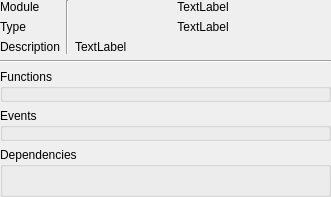
Before: the Qt Designer form widgets/modules/infoWidget.ui in zpp0/wsnsim-preprocessor, drawn with Qt 5.
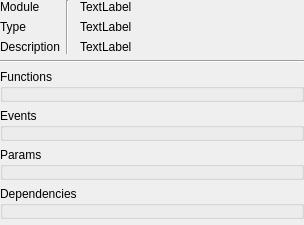
After: the same form once the commit is applied.

Commit message: new compact infoWidget

What changed in the file:
```diff
--- a/widgets/modules/infoWidget.ui
+++ b/widgets/modules/infoWidget.ui
@@ -6,8 +6,8 @@
    <rect>
     <x>0</x>
     <y>0</y>
-    <width>331</width>
-    <height>197</height>
+    <width>304</width>
+    <height>225</height>
    </rect>
   </property>
   <property name="windowTitle">
@@ -23,7 +23,29 @@
    <property name="margin">
     <number>0</number>
    </property>
-   <item row="5" column="0" colspan="2">
+   <item row="2" column="0" colspan="2">
+    <widget class="Line" name="line">
+     <property name="orientation">
+      <enum>Qt::Horizontal</enum>
+     </property>
+    </widget>
+   </item>
+   <item row="6" column="0" colspan="2">
+    <widget class="QGroupBox" name="g_params">
+     <property name="title">
+      <string>Params</string>
+     </property>
+     <layout class="QGridLayout" name="gridLayout_6">
+      <property name="margin">
+       <number>5</number>
+      </property>
+      <item row="2" column="0">
+       <layout class="QGridLayout" name="params"/>
+      </item>
+     </layout>
+    </widget>
+   </item>
+   <item row="4" column="0" colspan="2">
     <widget class="QGroupBox" name="g_functions">
      <property name="title">
       <string>Functions</string>
@@ -32,33 +54,13 @@
       <property name="margin">
        <number>5</number>
       </property>
-      <item row="0" column="0">
+      <item row="1" column="0">
        <layout class="QGridLayout" name="functions"/>
       </item>
-      <item row="1" column="0">
-       <spacer name="verticalSpacer_2">
-        <property name="orientation">
-         <enum>Qt::Vertical</enum>
-        </property>
-        <property name="sizeHint" stdset="0">
-         <size>
-          <width>20</width>
-          <height>40</height>
-         </size>
-        </property>
-       </spacer>
-      </item>
      </layout>
     </widget>
    </item>
-   <item row="3" column="0" colspan="2">
-    <widget class="Line" name="line">
-     <property name="orientation">
-      <enum>Qt::Horizontal</enum>
-     </property>
-    </widget>
-   </item>
-   <item row="6" column="0" colspan="2">
+   <item row="5" column="0" colspan="2">
     <widget class="QGroupBox" name="g_events">
      <property name="title">
       <string>Events</string>
@@ -70,65 +72,24 @@
       <item row="0" column="0">
        <layout class="QGridLayout" name="events"/>
       </item>
-      <item row="1" column="0">
-       <spacer name="verticalSpacer_3">
-        <property name="orientation">
-         <enum>Qt::Vertical</enum>
-        </property>
-        <property name="sizeHint" stdset="0">
-         <size>
-          <width>20</width>
-          <height>40</height>
-         </size>
-        </property>
-       </spacer>
-      </item>
      </layout>
     </widget>
    </item>
-   <item row="7" column="0" colspan="2">
-    <widget class="QGroupBox" name="g_dependencies">
-     <property name="title">
-      <string>Dependencies</string>
+   <item row="9" column="0">
+    <spacer name="verticalSpacer">
+     <property name="orientation">
+      <enum>Qt::Vertical</enum>
      </property>
-     <layout class="QGridLayout" name="gridLayout_2">
-      <property name="margin">
-       <number>5</number>
-      </property>
-      <item row="2" column="0">
-       <spacer name="verticalSpacer">
-        <property name="orientation">
-         <enum>Qt::Vertical</enum>
-        </property>
-        <property name="sizeHint" stdset="0">
-         <size>
-          <width>20</width>
-          <height>40</height>
-         </size>
-        </property>
-       </spacer>
-      </item>
-      <item row="0" column="0">
-       <layout class="QGridLayout" name="dependencies"/>
-      </item>
-      <item row="1" column="0">
-       <spacer name="verticalSpacer_4">
-        <property name="orientation">
-         <enum>Qt::Vertical</enum>
-        </property>
-        <property name="sizeHint" stdset="0">
-         <size>
-          <width>20</width>
-          <height>40</height>
-         </size>
-        </property>
-       </spacer>
-      </item>
-     </layout>
-    </widget>
+     <property name="sizeHint" stdset="0">
+      <size>
+       <width>20</width>
+       <height>40</height>
+      </size>
+     </property>
+    </spacer>
    </item>
-   <item row="2" column="0" colspan="2">
-    <layout class="QGridLayout" name="gridLayout_5">
+   <item row="0" column="0" colspan="2">
+    <layout class="QGridLayout" name="information">
      <item row="2" column="0">
       <widget class="QLabel" name="l_ro_description">
        <property name="sizePolicy">
@@ -185,6 +146,12 @@
        <property name="wordWrap">
         <bool>true</bool>
        </property>
+       <property name="margin">
+        <number>0</number>
+       </property>
+       <property name="indent">
+        <number>5</number>
+       </property>
       </widget>
      </item>
      <item row="1" column="2">
@@ -199,7 +166,13 @@
         <string>TextLabel</string>
        </property>
        <property name="alignment">
-        <set>Qt::AlignCenter</set>
+        <set>Qt::AlignLeading|Qt::AlignLeft|Qt::AlignVCenter</set>
+       </property>
+       <property name="margin">
+        <number>0</number>
+       </property>
+       <property name="indent">
+        <number>5</number>
        </property>
       </widget>
      </item>
@@ -215,11 +188,17 @@
         <string>TextLabel</string>
        </property>
        <property name="alignment">
-        <set>Qt::AlignCenter</set>
+        <set>Qt::AlignLeading|Qt::AlignLeft|Qt::AlignVCenter</set>
        </property>
        <property name="wordWrap">
         <bool>true</bool>
        </property>
+       <property name="margin">
+        <number>0</number>
+       </property>
+       <property name="indent">
+        <number>5</number>
+       </property>
       </widget>
      </item>
      <item row="0" column="1" rowspan="3">
@@ -231,6 +210,21 @@
      </item>
     </layout>
    </item>
+   <item row="7" column="0" colspan="2">
+    <widget class="QGroupBox" name="g_dependencies">
+     <property name="title">
+      <string>Dependencies</string>
+     </property>
+     <layout class="QGridLayout" name="gridLayout_2">
+      <property name="margin">
+       <number>5</number>
+      </property>
+      <item row="0" column="0">
+       <layout class="QGridLayout" name="dependencies"/>
+      </item>
+     </layout>
+    </widget>
+   </item>
   </layout>
  </widget>
  <resources/>
```
The commit also changes 2 other files.
